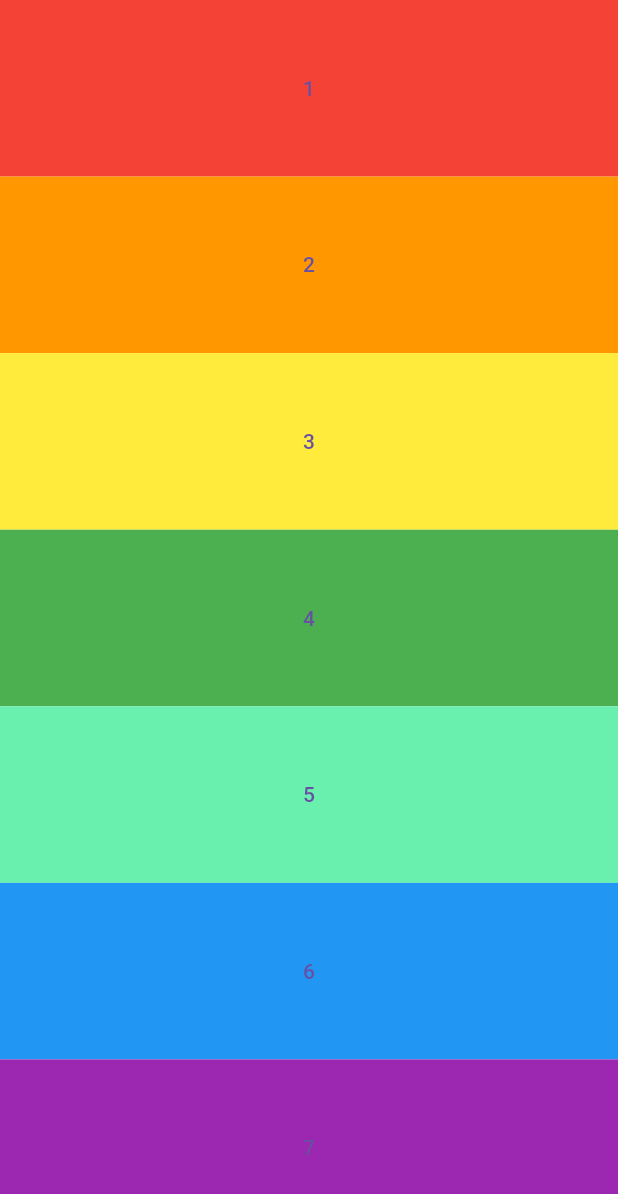
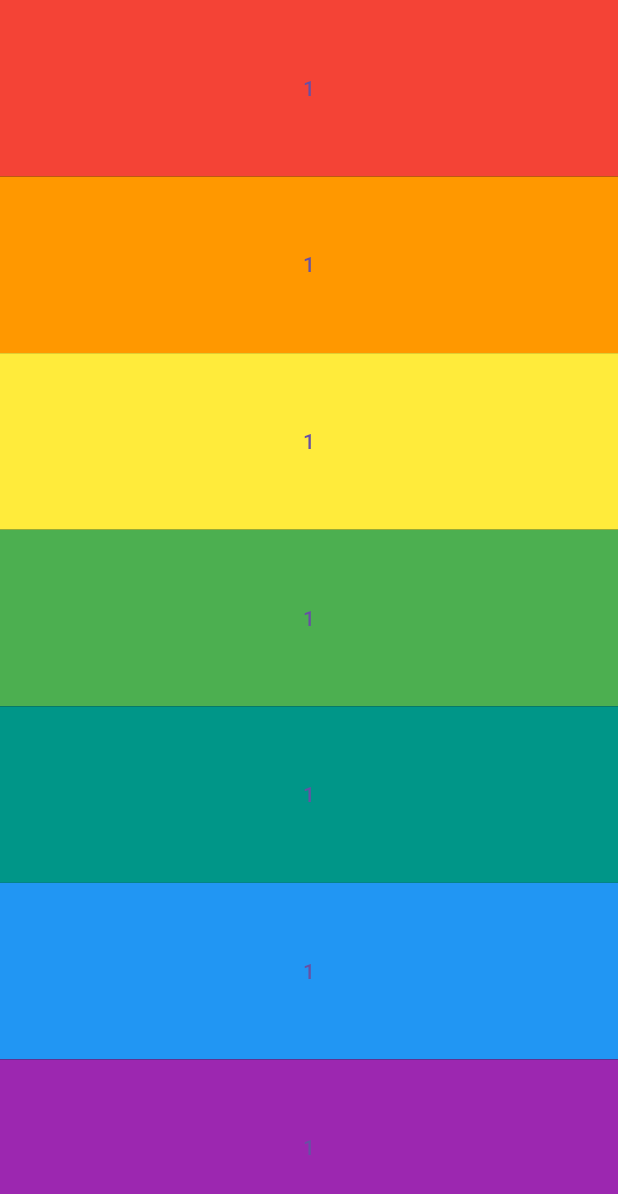
Before and after one commit to Daffnel/xylophone, a Flutter app: the screen it shows after launch, on a phone screen of 412 x 824 dp. Shown: the top 1194 px of the screen. Run offline on Flutter 3.47's test engine with Material 3 defaults, Android fonts, the phone set to English and light mode, and no system bars; our stand-ins replace audioplayers.

Commit message:
seprated button function done

```diff
--- a/lib/main.dart
+++ b/lib/main.dart
@@ -9,91 +9,35 @@ class XylophoneApp extends StatelessWidget {
     player.play(AssetSource('note$noteNumber.wav'));
   }
 
+  Widget buildKey(int buttonNr, MaterialColor color, int note) {
+    return Expanded(
+      child: TextButton(
+        style: TextButton.styleFrom(
+            backgroundColor: color, shape: RoundedRectangleBorder(borderRadius: BorderRadius.zero)),
+        onPressed: () {
+          playSound(note);
+        },
+        child: Text("1"),
+      ),
+    );
+  }
+
   @override
   Widget build(BuildContext context) {
     return MaterialApp(
       home: Scaffold(
+        backgroundColor: Colors.black,
         body: SafeArea(
           child: Column(
             crossAxisAlignment: CrossAxisAlignment.stretch,
             children: [
-              Expanded(
-                child: TextButton(
-                  style: TextButton.styleFrom(
-                      backgroundColor: Colors.red,
-                      shape: RoundedRectangleBorder(borderRadius: BorderRadius.zero)),
-                  onPressed: () {
-                    playSound(1);
-                  },
-                  child: Text("1"),
-                ),
-              ),
-              Expanded(
-                child: TextButton(
-                  style: TextButton.styleFrom(
-                      backgroundColor: Colors.orange,
-                      shape: RoundedRectangleBorder(borderRadius: BorderRadius.zero)),
-                  onPressed: () {
-                    playSound(2);
-                  },
-                  child: Text("2"),
-                ),
-              ),
-              Expanded(
-                child: TextButton(
-                  style: TextButton.styleFrom(
-                      backgroundColor: Colors.yellow,
-                      shape: RoundedRectangleBorder(borderRadius: BorderRadius.zero)),
-                  onPressed: () {
-                    playSound(3);
-                  },
-                  child: Text("3"),
-                ),
-              ),
-              Expanded(
-                child: TextButton(
-                  style: TextButton.styleFrom(
-                      backgroundColor: Colors.green,
-                      shape: RoundedRectangleBorder(borderRadius: BorderRadius.zero)),
-                  onPressed: () {
-                    playSound(4);
-                  },
-                  child: Text("4"),
-                ),
-              ),
-              Expanded(
-                child: TextButton(
-                  style: TextButton.styleFrom(
-                      backgroundColor: Colors.greenAccent,
-                      shape: RoundedRectangleBorder(borderRadius: BorderRadius.zero)),
-                  onPressed: () {
-                    playSound(5);
-                  },
-                  child: Text("5"),
-                ),
-              ),
-              Expanded(
-                child: TextButton(
-                  style: TextButton.styleFrom(
-                      backgroundColor: Colors.blue,
-                      shape: RoundedRectangleBorder(borderRadius: BorderRadius.zero)),
-                  onPressed: () {
-                    playSound(6);
-                  },
-                  child: Text("6"),
-                ),
-              ),
-              Expanded(
-                child: TextButton(
-                  style: TextButton.styleFrom(
-                      backgroundColor: Colors.purple,
-                      shape: RoundedRectangleBorder(borderRadius: BorderRadius.zero)),
-                  onPressed: () {
-                    playSound(7);
-                  },
-                  child: Text("7"),
-                ),
-              ),
+              buildKey(1, Colors.red, 1),
+              buildKey(2, Colors.orange, 2),
+              buildKey(3, Colors.yellow, 3),
+              buildKey(4, Colors.green, 4),
+              buildKey(5, Colors.teal, 5),
+              buildKey(6, Colors.blue, 6),
+              buildKey(7, Colors.purple, 7),
             ],
           ),
         ),
```
